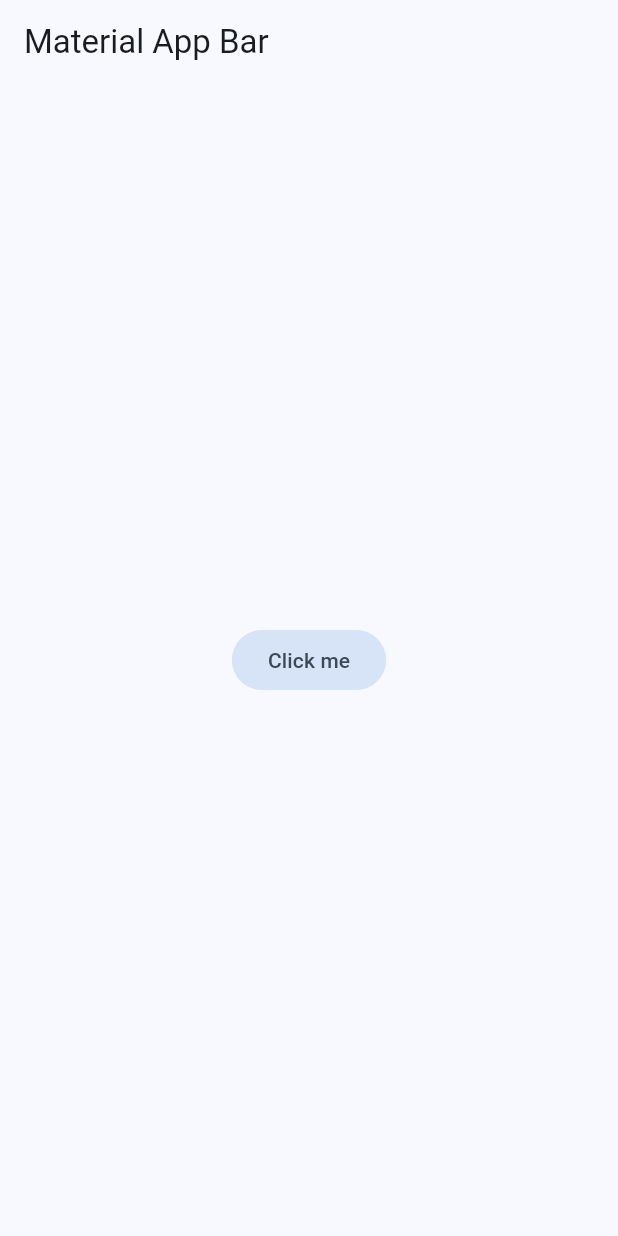
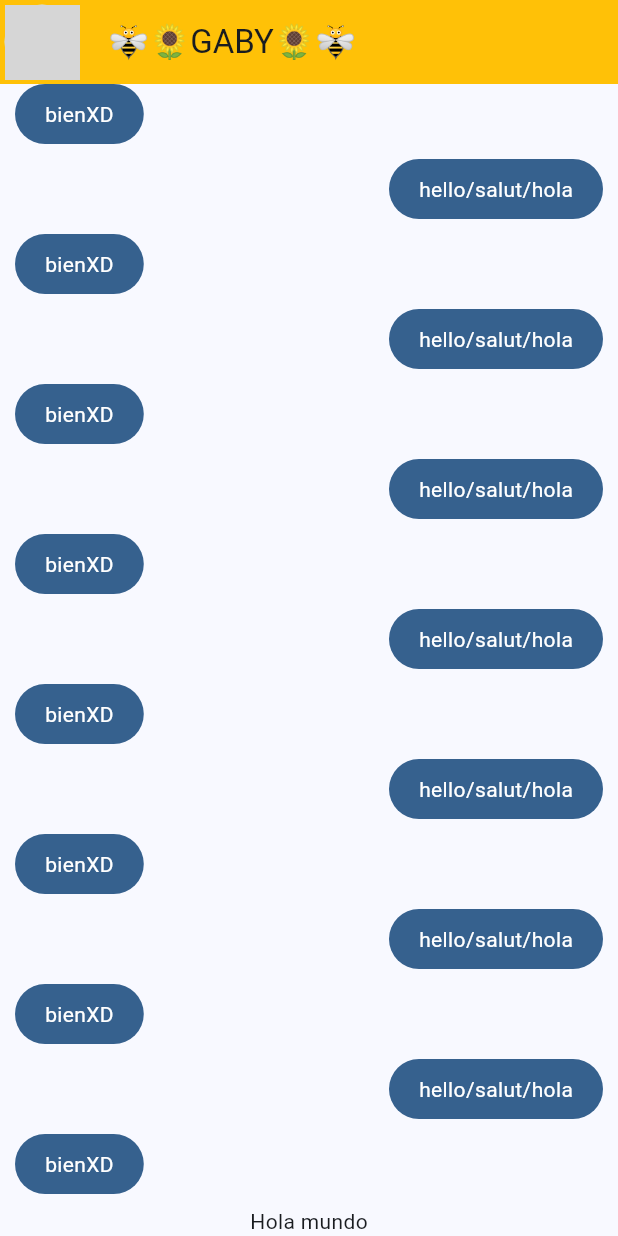
Before and after one commit to BrandonSoriano/mythemeflutter, a Flutter app: the screen it shows after launch, on a phone screen of 412 x 824 dp. Run offline on Flutter 3.47's test engine with Material 2 defaults, Android fonts, the phone set to English and light mode, and no system bars; network calls fail; grey boxes are pictures that could not be loaded.

Commit message:
second commit

```diff
--- a/lib/main.dart
+++ b/lib/main.dart
@@ -1,5 +1,6 @@
 import 'package:flutter/material.dart';
 import 'package:si_no_app/config/theme/app_theme.dart';
+import 'package:si_no_app/presentation/screens/chat/chat_screen.dart';
 
   void main() {
     runApp(const   MyApp());
@@ -19,16 +20,14 @@ import 'package:si_no_app/config/theme/app_theme.dart';
 
         debugShowCheckedModeBanner: false,
         theme: AppTheme(selectedColor:1) .theme(),
-        home: Scaffold(
+        /*home: Scaffold(
           appBar: AppBar(title: const Text('Material App Bar'),
-
           ),
-
           body: Center(child: FilledButton.tonal(onPressed: (){}
           , child: const Text('Click me'))),
+        ),*/
 
-
-        ),
+        home: const ChatScreen(),
       );
 
   }
--- /dev/null
+++ b/lib/presentation/screens/chat/chat_screen.dart
@@ -0,0 +1,55 @@
+import 'package:flutter/material.dart';
+import 'package:si_no_app/presentation/widgets/chat/message_burbuja.dart';
+import 'package:si_no_app/presentation/widgets/otro_message_burbuja.dart';
+
+class ChatScreen extends StatelessWidget {
+  const ChatScreen({super.key});
+
+  @override
+  Widget build(BuildContext context) {
+    return Scaffold(
+      appBar: AppBar(
+        leading: Padding(
+          padding: const EdgeInsets.all(3.0),
+          child: CircleAvatar(
+            backgroundImage: NetworkImage('https://st3.depositphotos.com/7636914/12665/v/950/depositphotos_126655090-stock-illustration-beautiful-tribal-girl-portrait-in.jpg'),
+          ),
+          ),
+          title: const Text('🐝🌻GABY🌻🐝'),
+          centerTitle: false,
+          backgroundColor: Colors.amber,
+      ),
+
+      body:  _ChatView(),
+
+
+    );
+  }
+}
+class _ChatView extends StatelessWidget{
+
+
+
+  @override
+  Widget build(BuildContext context){
+    return SafeArea(
+      child:  Padding(
+        padding: const EdgeInsets.symmetric(
+          horizontal: 10
+        ),
+        child: Column(children: [
+          Expanded(
+            child: ListView.builder(
+              itemCount: 100,
+              itemBuilder: (context, index){
+                return (index % 2 == 0) ? const OtroMyMessageBubble() : MyMessageBubble();
+              },
+            ),
+          ),
+        Text('Hola mundo')
+        ],
+        )
+      ,)
+    );
+  }
+}
--- /dev/null
+++ b/lib/presentation/widgets/Otro_Message_Burbuja.dart
@@ -0,0 +1,26 @@
+import 'package:flutter/material.dart';
+
+class OtroMyMessageBubble extends StatelessWidget {
+  const OtroMyMessageBubble({super.key});
+
+  @override
+  Widget build(BuildContext context) {
+    final colors = Theme.of(context).colorScheme;
+    return Column(
+      crossAxisAlignment: CrossAxisAlignment.start,
+      children: [
+        Container(
+          decoration: BoxDecoration(
+            color: colors.primary,
+            borderRadius: BorderRadius.circular(20)
+          ),
+          child: const Padding(
+            padding: EdgeInsets.symmetric(horizontal: 20, vertical: 10),
+            child: Text('bienXD', style: TextStyle(color: Colors.white),),
+          ),
+        ),
+        const SizedBox(height: 10)
+      ],
+    );
+  }
+}
--- /dev/null
+++ b/lib/presentation/widgets/chat/message_burbuja.dart
@@ -0,0 +1,31 @@
+import 'package:flutter/material.dart';
+
+class MyMessageBubble  extends StatelessWidget{
+  const MyMessageBubble ({super.key});
+
+  @override
+  Widget build(BuildContext context){
+
+    final colors = Theme.of(context).colorScheme;
+    return Column(
+      crossAxisAlignment: CrossAxisAlignment.end,
+      children: [
+        Container(
+          decoration: BoxDecoration(
+            color: colors.primary,
+
+            borderRadius: BorderRadius.circular(20)
+          ),
+          child: const Padding(padding:
+           EdgeInsets.symmetric(horizontal:20, vertical: 10 ),
+           child: Text('hello/salut/hola',
+           style: TextStyle(color: Colors.white),),
+           ) ,
+
+        ),
+        const SizedBox(height: 10)
+      ],
+      );
+  }
+
+}
```
